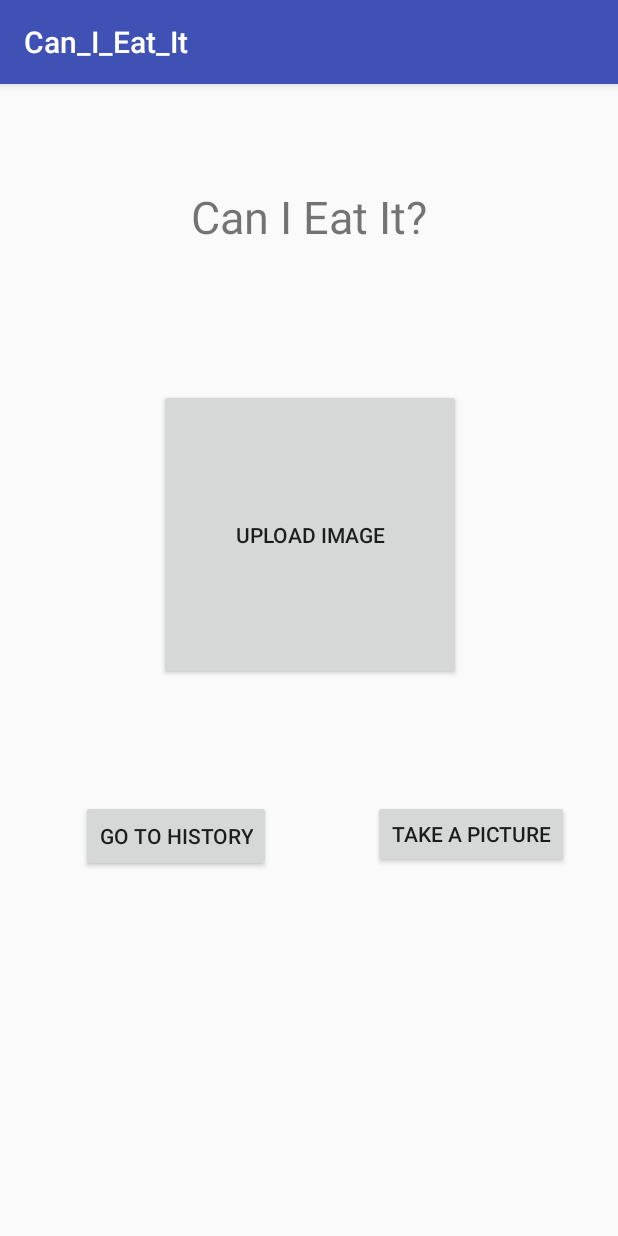
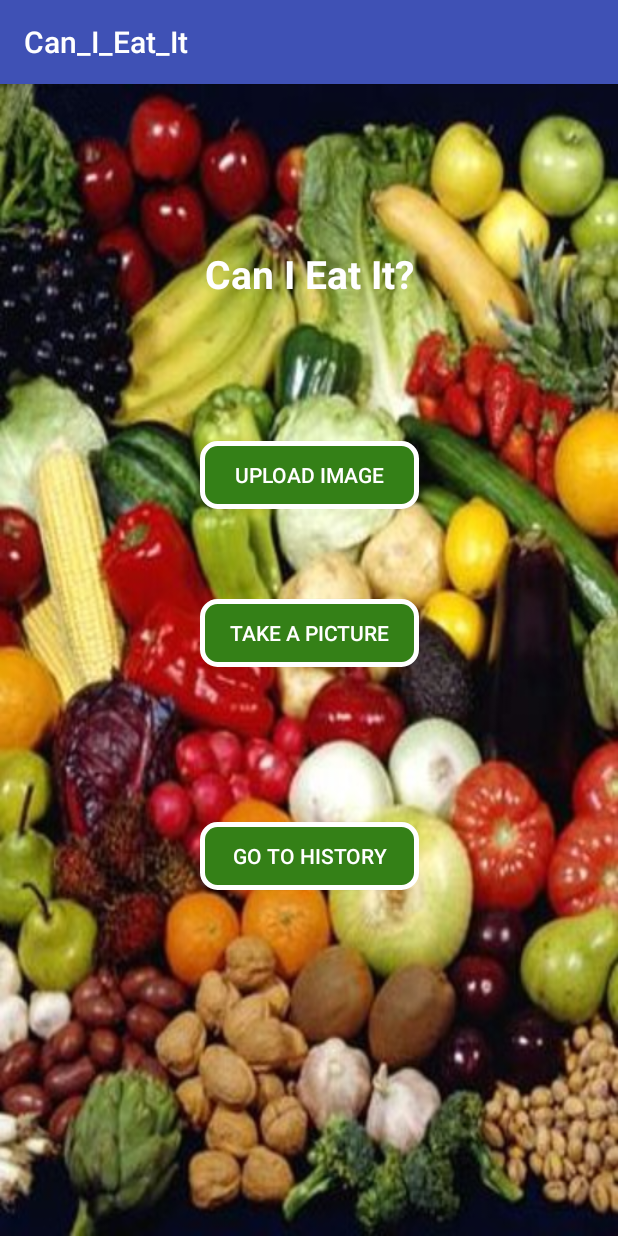
Before and after one commit to jacobsims/canieatit, an Android app: the screen it shows after launch (MainActivity), on a phone screen of 412 x 824 dp. Run offline under Robolectric (Android 15) with nearby library versions, the phone set to English and light mode, and no system bars; libraries missing offline, so code that uses them is left out: com.koushikdutta.ion.

Commit message:
changed the UI design

```diff
--- /dev/null
+++ b/client/Can_I_Eat_It/app/src/main/res/drawable/round.xml
@@ -0,0 +1,8 @@
+<?xml version="1.0" encoding="utf-8"?>
+<shape xmlns:android="http://schemas.android.com/apk/res/android">
+    <corners android:radius="10dp"/>
+    <stroke
+        android:width="3dp"
+        android:color="#ffffff"/>
+    <solid android:color="#348017"/>
+</shape>
--- a/client/Can_I_Eat_It/app/src/main/res/layout/history_row.xml
+++ b/client/Can_I_Eat_It/app/src/main/res/layout/history_row.xml
@@ -2,8 +2,10 @@
 <android.support.constraint.ConstraintLayout xmlns:android="http://schemas.android.com/apk/res/android"
     xmlns:app="http://schemas.android.com/apk/res-auto"
     xmlns:tools="http://schemas.android.com/tools"
+    android:id="@+id/historyRow"
     android:layout_width="match_parent"
-    android:layout_height="120dp">
+    android:layout_height="120dp"
+    android:background="#348017">
 
     <TextView
         android:id="@+id/hrResultText"
@@ -14,6 +16,8 @@
         android:layout_marginStart="8dp"
         android:layout_marginTop="8dp"
         android:text="Result"
+        android:textColor="#ffffff"
+        android:textStyle="bold"
         app:layout_constraintBottom_toBottomOf="parent"
         app:layout_constraintStart_toEndOf="@+id/hrImageView"
         app:layout_constraintTop_toTopOf="parent" />
--- a/client/Can_I_Eat_It/app/src/main/res/layout/title_layout.xml
+++ b/client/Can_I_Eat_It/app/src/main/res/layout/title_layout.xml
@@ -4,29 +4,51 @@
     xmlns:tools="http://schemas.android.com/tools"
     android:id="@+id/title_layout"
     android:layout_width="match_parent"
-    android:layout_height="match_parent">
+    android:layout_height="match_parent"
+    android:background="@drawable/background">
+
 
     <Button
         android:id="@+id/uploadImage"
-        android:layout_width="201dp"
-        android:layout_height="194dp"
+        android:layout_width="146dp"
+        android:layout_height="45dp"
         android:layout_marginBottom="8dp"
         android:layout_marginEnd="8dp"
         android:layout_marginLeft="8dp"
         android:layout_marginRight="8dp"
         android:layout_marginStart="8dp"
-        android:layout_marginTop="8dp"
+        android:layout_marginTop="140dp"
+        android:background="@drawable/round"
         android:text="upload image"
+        android:textColor="#ffffff"
         app:layout_constraintBottom_toBottomOf="parent"
         app:layout_constraintEnd_toEndOf="parent"
-        app:layout_constraintHorizontal_bias="0.502"
         app:layout_constraintStart_toStartOf="parent"
         app:layout_constraintTop_toTopOf="parent"
-        app:layout_constraintVertical_bias="0.35" />
+        app:layout_constraintVertical_bias="0.171" />
 
     <Button
         android:id="@+id/takePicture"
-        android:layout_width="wrap_content"
+        android:layout_width="146dp"
+        android:layout_height="45dp"
+        android:layout_marginBottom="8dp"
+        android:layout_marginEnd="8dp"
+        android:layout_marginLeft="8dp"
+        android:layout_marginRight="8dp"
+        android:layout_marginStart="8dp"
+        android:layout_marginTop="60dp"
+        android:background="@drawable/round"
+        android:text="Take A Picture"
+        android:textColor="#ffffff"
+        app:layout_constraintBottom_toBottomOf="parent"
+        app:layout_constraintEnd_toEndOf="parent"
+        app:layout_constraintStart_toStartOf="parent"
+        app:layout_constraintTop_toBottomOf="@+id/uploadImage"
+        app:layout_constraintVertical_bias="0.0" />
+
+    <TextView
+        android:id="@+id/textView"
+        android:layout_width="146dp"
         android:layout_height="45dp"
         android:layout_marginBottom="8dp"
         android:layout_marginEnd="8dp"
@@ -34,47 +56,33 @@
         android:layout_marginRight="8dp"
         android:layout_marginStart="8dp"
         android:layout_marginTop="8dp"
-        android:text="Take A Picture"
-        app:layout_constraintBottom_toBottomOf="parent"
+        android:gravity="center"
+        android:text="Can I Eat It?"
+        android:textColor="#ffffff"
+        android:textSize="26sp"
+        android:textStyle="bold"
+        app:layout_constraintBottom_toTopOf="@+id/uploadImage"
         app:layout_constraintEnd_toEndOf="parent"
-        app:layout_constraintHorizontal_bias="0.906"
         app:layout_constraintStart_toStartOf="parent"
         app:layout_constraintTop_toTopOf="parent"
-        app:layout_constraintVertical_bias="0.664" />
+        app:layout_constraintVertical_bias="0.545" />
 
-    <TextView
-        android:id="@+id/textView"
-        android:layout_width="wrap_content"
-        android:layout_height="wrap_content"
-        android:layout_marginBottom="8dp"
+    <Button
+        android:id="@+id/historybutton"
+        android:layout_width="146dp"
+        android:layout_height="45dp"
+        android:layout_marginBottom="36dp"
         android:layout_marginEnd="8dp"
         android:layout_marginLeft="8dp"
         android:layout_marginRight="8dp"
         android:layout_marginStart="8dp"
         android:layout_marginTop="8dp"
-        android:text="Can I Eat It?"
-        android:textSize="30sp"
+        android:background="@drawable/round"
+        android:text="go to history"
+        android:textColor="#ffffff"
         app:layout_constraintBottom_toBottomOf="parent"
         app:layout_constraintEnd_toEndOf="parent"
         app:layout_constraintStart_toStartOf="parent"
-        app:layout_constraintTop_toTopOf="parent"
-        app:layout_constraintVertical_bias="0.084" />
-
-    <Button
-        android:id="@+id/historybutton"
-        android:layout_width="wrap_content"
-        android:layout_height="wrap_content"
-        android:layout_marginBottom="8dp"
-        android:layout_marginEnd="8dp"
-        android:layout_marginLeft="8dp"
-        android:layout_marginRight="8dp"
-        android:layout_marginStart="8dp"
-        android:layout_marginTop="8dp"
-        android:text="go to history"
-        app:layout_constraintBottom_toBottomOf="parent"
-        app:layout_constraintEnd_toEndOf="parent"
-        app:layout_constraintHorizontal_bias="0.17"
-        app:layout_constraintStart_toStartOf="parent"
-        app:layout_constraintTop_toTopOf="parent"
-        app:layout_constraintVertical_bias="0.667" />
+        app:layout_constraintTop_toBottomOf="@+id/takePicture"
+        app:layout_constraintVertical_bias="0.329" />
 </android.support.constraint.ConstraintLayout>
```
Also changed, not shown: client/Can_I_Eat_It/app/src/main/res/layout/activity_main.xml (deleted, +0 -18 lines), client/Can_I_Eat_It/app/src/main/res/layout/history.xml (+10 -1 lines), client/Can_I_Eat_It/app/src/main/res/layout/image_selection.xml (deleted, +0 -60 lines), client/Can_I_Eat_It/app/src/main/res/layout/library_selection.xml (deleted, +0 -71 lines), client/Can_I_Eat_It/app/src/main/res/layout/result.xml (+8 -3 lines), client/Can_I_Eat_It/app/src/main/res/layout/take_picture.xml (+8 -4 lines), client/Can_I_Eat_It/app/src/main/res/drawable/background.jpg (added).
